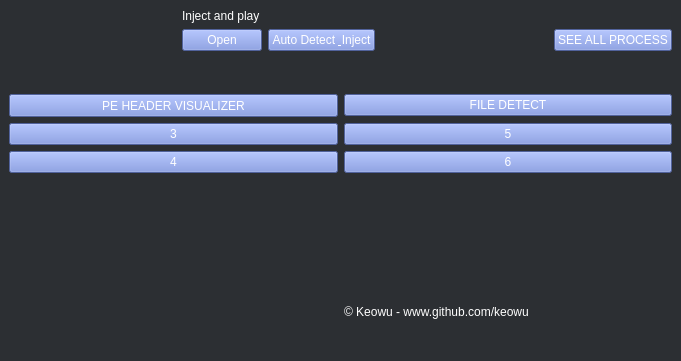
Above: mainwindow.ui from keowu/hakudetector before the change. Below: the same form after it.
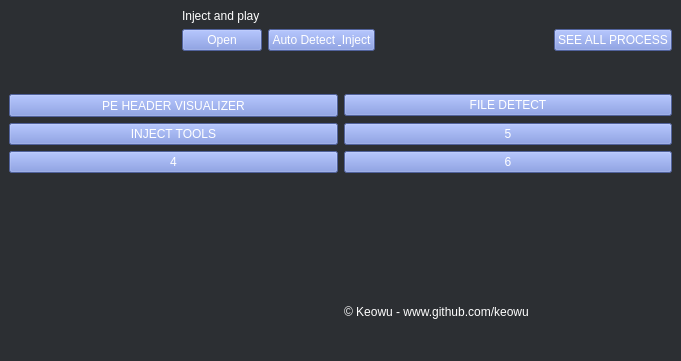
That is the form after the change.

What changed in the file:
```diff
--- a/mainwindow.ui
+++ b/mainwindow.ui
@@ -199,7 +199,7 @@
        <string notr="true">background-color: #7289da;</string>
       </property>
       <property name="text">
-       <string>3</string>
+       <string>INJECT TOOLS</string>
       </property>
      </widget>
     </item>
```
